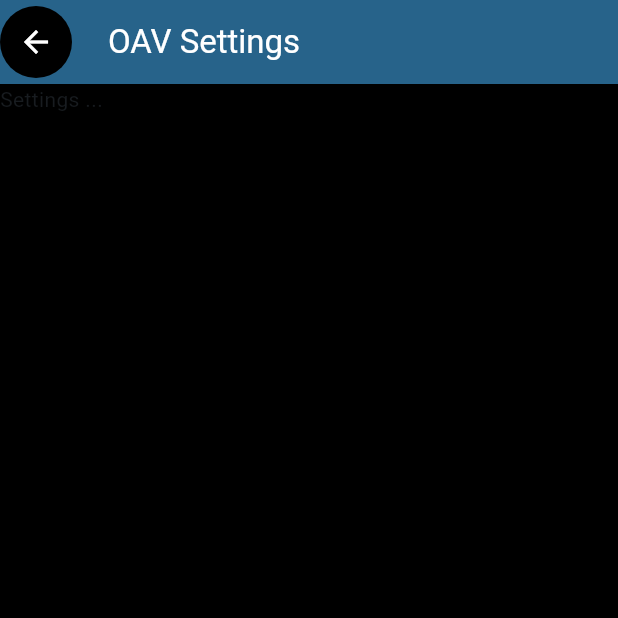
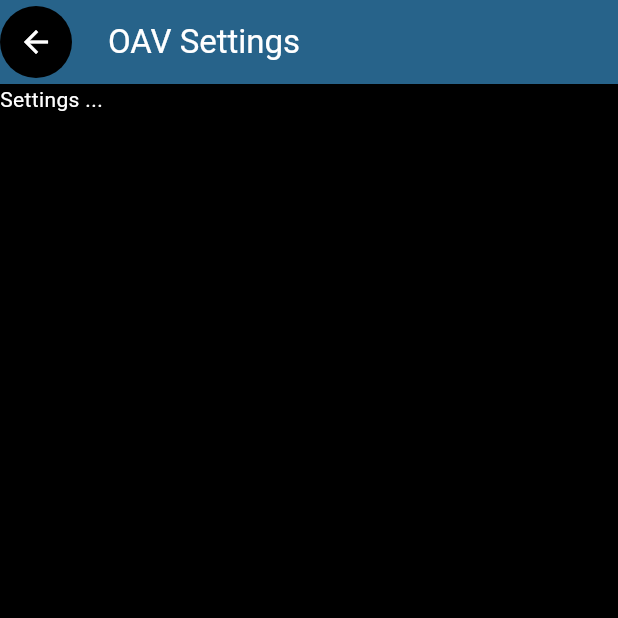
Before and after one commit to leaf-node/open_alert_viewer, a Flutter app: the screen it shows after launch, after a tap on the "menu" icon, on a phone screen of 412 x 824 dp, the top half of it. Run offline on Flutter 3.47's test engine with Material 3 defaults, Android fonts, the phone set to English and light mode, and no system bars; our stand-ins replace bloc, bloc_concurrency, equatable, flutter_bloc, sprintf; missing offline and left inert: sqlite3.

Commit message:
Make demo settings text visible

```diff
--- a/lib/settings/view/settings_page.dart
+++ b/lib/settings/view/settings_page.dart
@@ -56,6 +56,8 @@ class SettingsList extends StatelessWidget {
 
   @override
   Widget build(BuildContext context) {
-    return const Text("Settings ...");
+    return const Column(children: [
+      Text("Settings ...", style: TextStyle(color: Colors.white))
+    ]);
   }
 }
```
